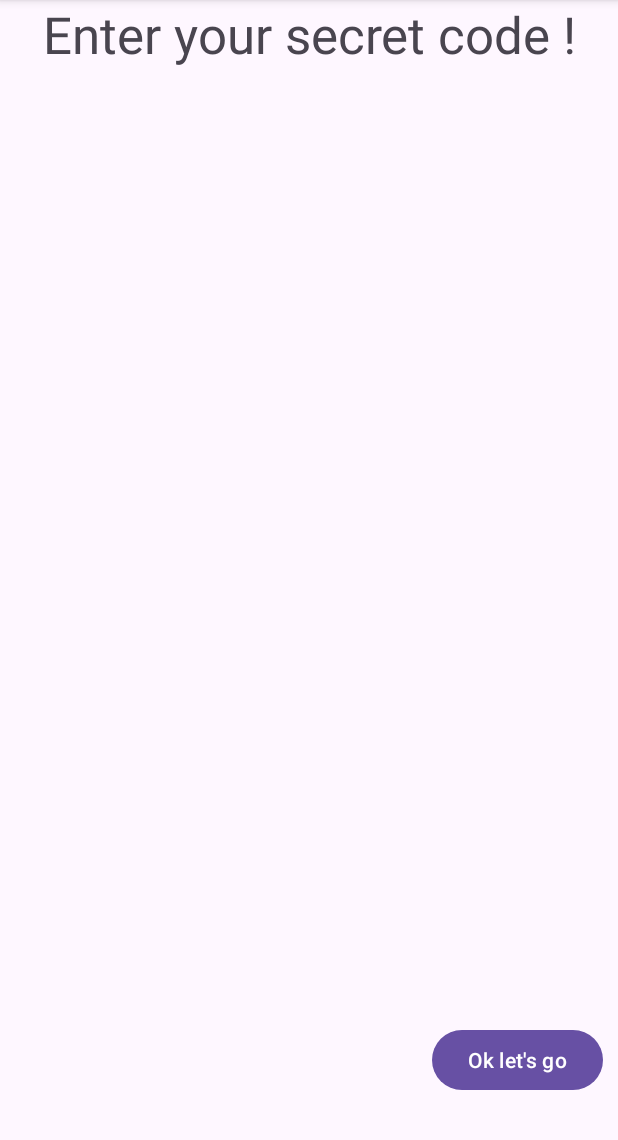
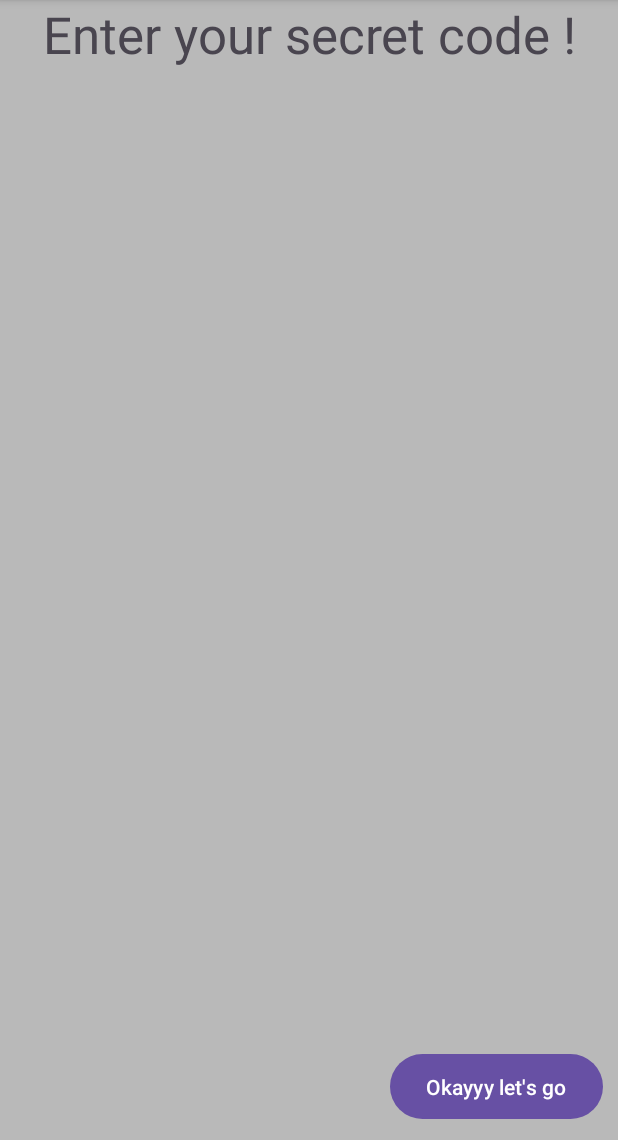
Before and after one commit to lepeli/mastermind, an Android app: the CombinationCreatorActivity screen opened directly, with no data from a screen before it, on a phone screen of 412 x 824 dp, the part 96-1236 px from its top. Run offline under Robolectric (Android 15) with nearby library versions, the phone set to English and light mode, and no system bars.

Commit message:
Modifications theme + weight interface choix couleurs

```diff
--- a/app/src/main/res/layout/activity_combination_creator.xml
+++ b/app/src/main/res/layout/activity_combination_creator.xml
@@ -2,7 +2,8 @@
 <LinearLayout xmlns:android="http://schemas.android.com/apk/res/android"
     android:orientation="vertical"
     android:layout_width="match_parent"
-    android:layout_height="match_parent">
+    android:layout_height="match_parent"
+    android:weightSum="70">
 
     <TextView
         android:id="@+id/textView"
@@ -10,12 +11,13 @@
         android:layout_height="wrap_content"
         android:text="Enter your secret code !"
         android:textAlignment="center"
-        android:textAppearance="@style/TextAppearance.AppCompat.Display1" />
-
+        android:textAppearance="@style/TextAppearance.AppCompat.Display1"
+        android:layout_weight="10"/>
     <View
         android:id="@+id/view2"
         android:layout_width="match_parent"
-        android:layout_height="637dp" />
+        android:layout_height="637dp"
+        android:layout_weight="50"/>
 
     <Button
         android:id="@+id/startDuoGame2"
@@ -23,5 +25,7 @@
         android:layout_height="wrap_content"
         android:layout_gravity="end"
         android:layout_marginEnd="10dp"
-        android:text="Ok let's go" />
+        android:text="Okayyy let's go"
+        android:layout_marginBottom="10dp"
+        android:layout_weight="10"/>
 </LinearLayout>
--- a/app/src/main/res/layout/activity_main.xml
+++ b/app/src/main/res/layout/activity_main.xml
@@ -30,7 +30,7 @@
         android:layout_height="wrap_content"
         android:layout_gravity="center"
         android:layout_marginTop="@dimen/marginFromTitle"
-        android:text="Jouer contre la machine"/>
+        android:text="Jouer contre la machine" />
 
     <Button
         android:id="@+id/playDuoButton"
--- a/app/src/main/res/values-night/themes.xml
+++ b/app/src/main/res/values-night/themes.xml
@@ -3,5 +3,7 @@
     <style name="Base.Theme.Mastermind" parent="Theme.Material3.DayNight">
         <!-- Customize your dark theme here. -->
         <!-- <item name="colorPrimary">@color/my_dark_primary</item> -->
+        <item name="android:windowBackground">#626262</item>
+
     </style>
 </resources>
--- a/app/src/main/res/values/themes.xml
+++ b/app/src/main/res/values/themes.xml
@@ -3,6 +3,8 @@
     <style name="Base.Theme.Mastermind" parent="Theme.Material3.DayNight">
         <!-- Customize your light theme here. -->
         <!-- <item name="colorPrimary">@color/my_light_primary</item> -->
+        <item name="android:windowBackground">#B9B9B9</item>
+
     </style>
 
     <style name="Theme.Mastermind" parent="Base.Theme.Mastermind" />
```
